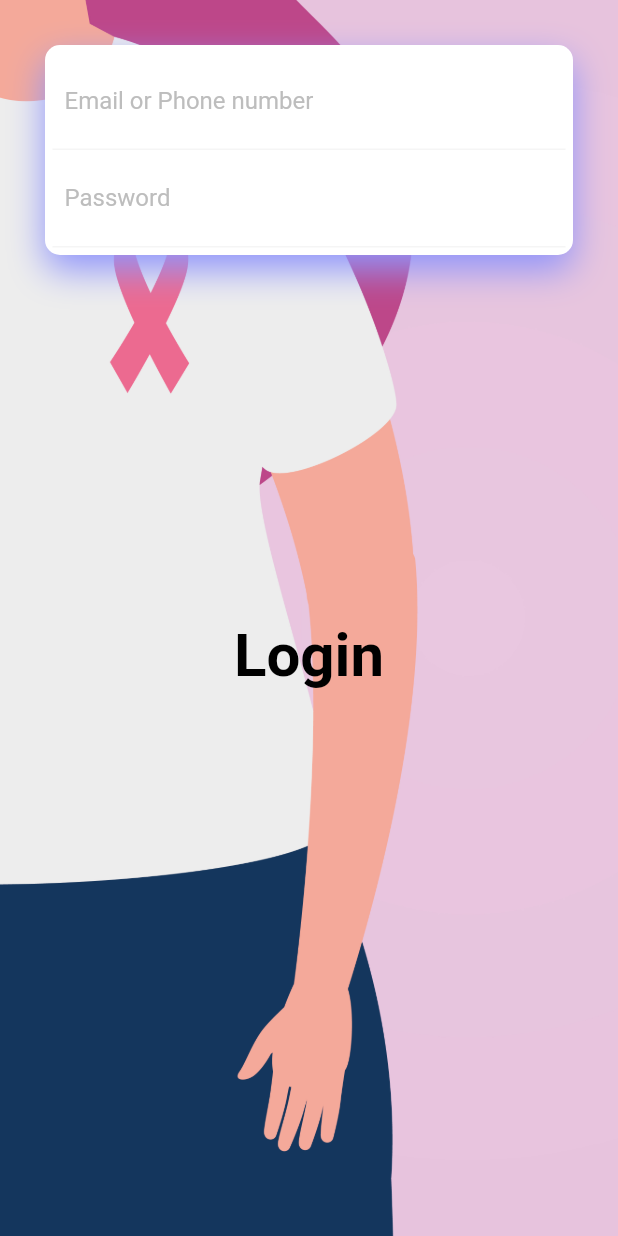
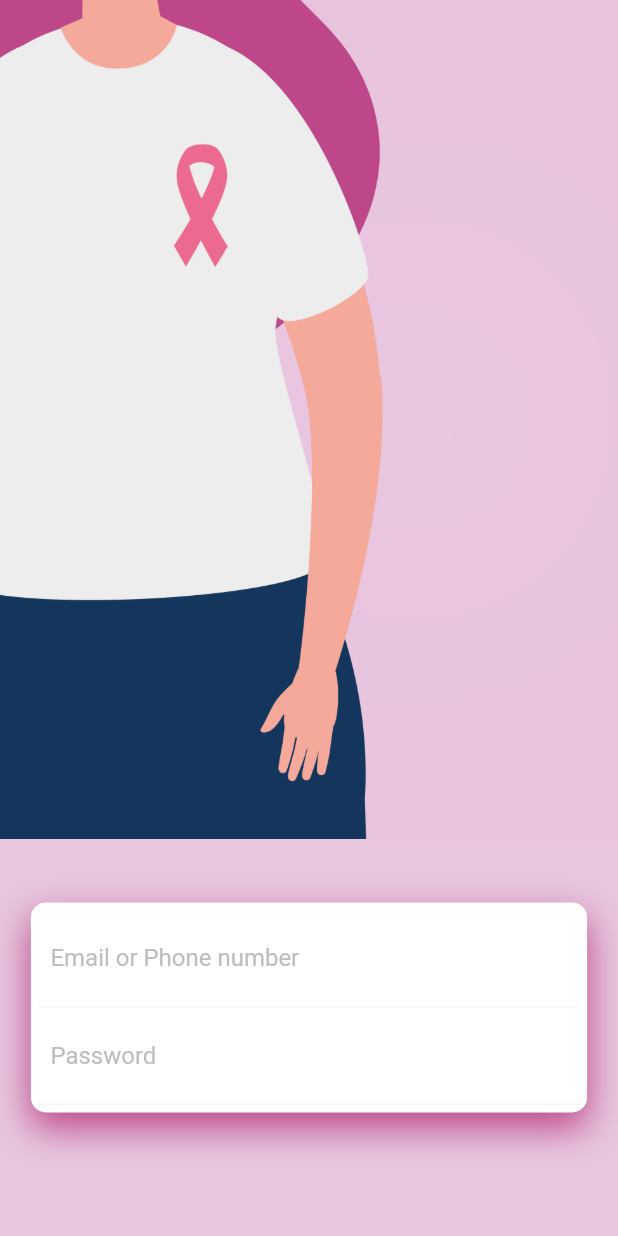
Before and after one commit to Somya1911/Flamingo, a Flutter app: the screen it shows after launch, on a phone screen of 412 x 824 dp. Run offline on Flutter 3.47's test engine with Material 2 defaults, Android fonts, the phone set to English and light mode, and no system bars.

Commit message:
done sar

```diff
--- a/lib/main.dart
+++ b/lib/main.dart
@@ -20,85 +20,90 @@ class HomePage extends StatelessWidget {
   Widget build(BuildContext context) {
     Size size = MediaQuery.of(context).size;
     return Scaffold(
-      //backgroundColor:Colors.white ,
       body: Stack(
         children: <Widget>[
           Container(
-              height: size.height,
-              width: size.width,
-              decoration: BoxDecoration(
-                image: DecorationImage(
-                image: AssetImage('assets/images/flamingo_background.png'),
-                fit: BoxFit.cover
+            height: double.infinity,
+            width: double.infinity,
+            color: Color(0xffE7C6DE),
           ),
+          Container(
+            child: Image.asset(
+              'assets/images/flamingo_background.png',
+              fit: BoxFit.cover,
             ),
-              child: (
+            // height: size.height,
+            // width: size.width,
+          ),
+          Column(
+            mainAxisAlignment: MainAxisAlignment.end,
+            children: <Widget>[
+              // Container(
+              //   margin: EdgeInsets.only(top: size.height * 1 / 100),
+              //   child: Center(
+              //     child: Text(
+              //       "Login",
+              //       style: TextStyle(
+              //           color: Colors.black, fontSize: 40, fontWeight: FontWeight.bold),
+              //     ),
+              //   ),
+              // ),
               Container(
-                        margin: EdgeInsets.only(top: 50),
-                          child: Center(
-                          child: Text("Login", style: TextStyle(color: Colors.black, fontSize: 40, fontWeight: FontWeight.bold))
-                        )
-                      ))
-
-              ),
-              Padding(
-                padding: EdgeInsets.all(30.0),
-                child: Column(
-                  children: <Widget>[
-                    Container(
+                margin: EdgeInsets.symmetric(horizontal: size.width * 5 / 100),
                 padding: EdgeInsets.all(5),
                 decoration: BoxDecoration(
                   color: Colors.white,
                   borderRadius: BorderRadius.circular(10),
                   boxShadow: [
                     BoxShadow(
-                            color: Color.fromRGBO(143,148,251,2),
+                      color: Color(0xffBC4889),
                       blurRadius: 20.0,
-                            offset: Offset(0,10)
-
-
-                          )
-                        ]
+                      offset: Offset(0, 10),
+                    ),
+                  ],
                 ),
                 child: Column(
-                  crossAxisAlignment: CrossAxisAlignment.center,
                   children: <Widget>[
                     Container(
                       padding: EdgeInsets.all(8.0),
                       decoration: BoxDecoration(
-                        border: Border(bottom: BorderSide(color: Colors.grey[100]))
+                        border: Border(
+                          bottom: BorderSide(color: Colors.grey[100]),
+                        ),
                       ),
                       child: TextField(
                         decoration: InputDecoration(
                           border: InputBorder.none,
                           hintText: "Email or Phone number",
-                          hintStyle: TextStyle(color: Colors.grey[400])
-                        )
-                      )
+                          hintStyle: TextStyle(color: Colors.grey[400]),
+                        ),
+                      ),
                     ),
                     Container(
                       padding: EdgeInsets.all(8.0),
                       decoration: BoxDecoration(
-                            border: Border(bottom: BorderSide(color: Colors.grey[100]))
+                        border: Border(
+                          bottom: BorderSide(color: Colors.grey[100]),
+                        ),
                       ),
                       child: TextField(
                         decoration: InputDecoration(
                           border: InputBorder.none,
                           hintText: "Password",
-                                hintStyle: TextStyle(color: Colors.grey[400])
-                            )
-                        )
-                    )
-                  ]
-                      )
-                    )
-                  ]
-                )
-              )
+                          hintStyle: TextStyle(color: Colors.grey[400]),
+                        ),
+                      ),
+                    ),
                   ],
-    )
+                ),
+              ),
+              SizedBox(
+                height: size.height * 10 / 100,
+              ),
+            ],
+          ),
+        ],
+      ),
     );
-
   }
-
 }
```
Also changed, not shown: pubspec.lock, 1 other file. Lines whose indentation alone changed are shown as unchanged.
